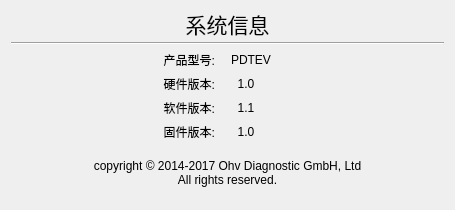
The window that Gui/MainMenu/Menu6/SystemInfo/systeminfo.ui (rpdhunter/swbox) describes before a commit, drawn with Qt 5.
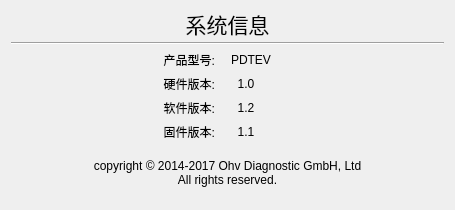
The same window after the commit.

```diff
--- a/Gui/MainMenu/Menu6/SystemInfo/systeminfo.ui
+++ b/Gui/MainMenu/Menu6/SystemInfo/systeminfo.ui
@@ -97,7 +97,7 @@
      <item row="2" column="1">
       <widget class="QLabel" name="label_9">
        <property name="text">
-        <string>  1.1</string>
+        <string>  1.2</string>
        </property>
       </widget>
      </item>
@@ -114,7 +114,7 @@
      <item row="3" column="1">
       <widget class="QLabel" name="label_7">
        <property name="text">
-        <string>  1.0</string>
+        <string>  1.1</string>
        </property>
       </widget>
      </item>
```
